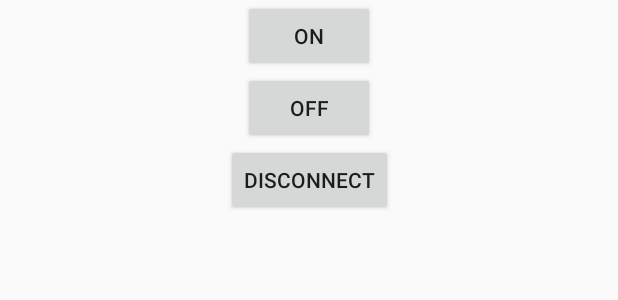
After one commit to kleanlins/Baleasy, an Android app: the layout control_layout.xml on its own in the app's theme, with its tools: preview values and no code run, on a phone screen of 412 x 824 dp. The commit adds this screen. Shown: the top 300 px of the screen. Run offline under Robolectric (Android 15) with nearby library versions, the phone set to English and light mode, and no system bars; network calls fail.

Commit message:
Control layout update

```diff
--- a/app/src/main/AndroidManifest.xml
+++ b/app/src/main/AndroidManifest.xml
@@ -12,13 +12,15 @@
         android:supportsRtl="true"
         android:theme="@style/AppTheme">
         <activity android:name=".MainActivity"
-            android:screenOrientation="landscape">
+            android:screenOrientation="portrait">
             <intent-filter>
                 <action android:name="android.intent.action.MAIN" />
 
                 <category android:name="android.intent.category.LAUNCHER" />
             </intent-filter>
         </activity>
+        <activity android:name=".ControlActivity"
+            android:screenOrientation="landscape"/>
     </application>
 
 </manifest>
--- /dev/null
+++ b/app/src/main/res/layout/control_layout.xml
@@ -0,0 +1,35 @@
+<?xml version="1.0" encoding="utf-8"?>
+<android.support.constraint.ConstraintLayout xmlns:android="http://schemas.android.com/apk/res/android"
+    android:layout_width="match_parent"
+    android:layout_height="match_parent"
+    xmlns:app="http://schemas.android.com/apk/res-auto">
+
+    <Button
+        android:text="@string/on"
+        android:id="@+id/control_led_on"
+        android:layout_width="wrap_content"
+        android:layout_height="wrap_content"
+        app:layout_constraintLeft_toLeftOf="parent"
+        app:layout_constraintRight_toRightOf="parent"/>
+
+
+    <Button
+        android:text="@string/off"
+        android:id="@+id/control_led_off"
+        android:layout_width="wrap_content"
+        android:layout_height="wrap_content"
+        app:layout_constraintLeft_toLeftOf="parent"
+        app:layout_constraintRight_toRightOf="parent"
+        app:layout_constraintTop_toBottomOf="@+id/control_led_on"/>
+
+
+    <Button
+        android:text="@string/disconnect"
+        android:id="@+id/control_led_disconnect"
+        android:layout_width="wrap_content"
+        android:layout_height="wrap_content"
+        app:layout_constraintLeft_toLeftOf="parent"
+        app:layout_constraintRight_toRightOf="parent"
+        app:layout_constraintTop_toBottomOf="@id/control_led_off"/>
+
+</android.support.constraint.ConstraintLayout>
--- a/app/src/main/res/values/strings.xml
+++ b/app/src/main/res/values/strings.xml
@@ -1,4 +1,7 @@
 <resources>
     <string name="app_name">Baleasy-JAVA</string>
     <string name="refresh">Refresh</string>
+    <string name="on">On</string>
+    <string name="off">Off</string>
+    <string name="disconnect">Disconnect</string>
 </resources>
```
Also changed, not shown: app/src/main/java/com/example/cleanderson/baleasy_java/ControlActivity.kt (+50 -0 lines), app/src/main/res/layout/activity_main.xml (+6 -7 lines).
